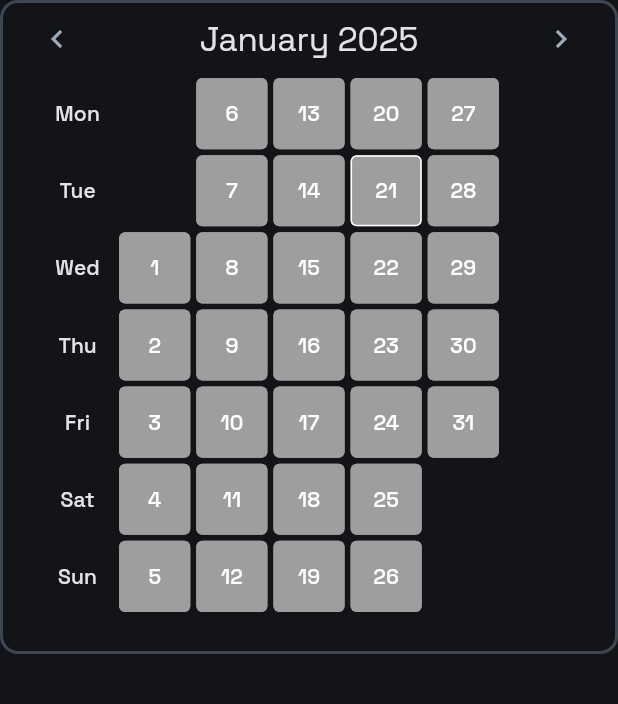
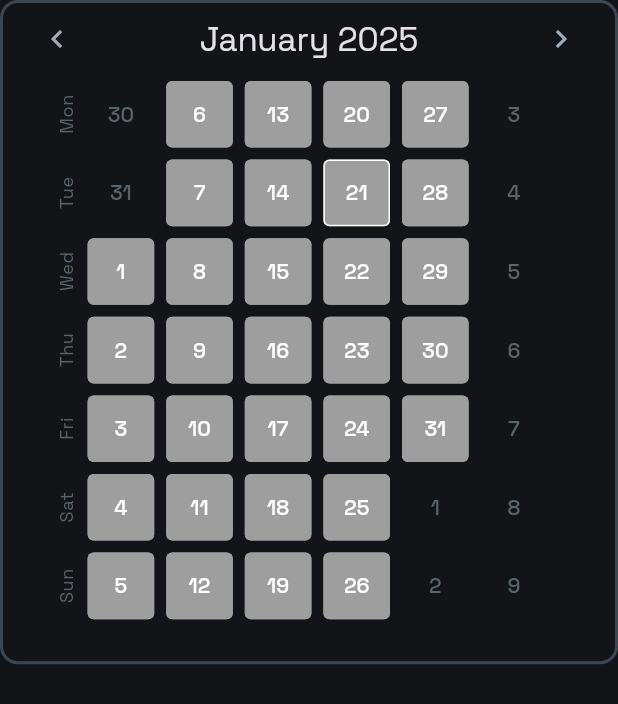
Before and after one commit to mehrzut/code_streak, a Flutter app: the _ContributionCalendarWidget widget shown alone on an empty page, opened directly with empty values, on a phone screen of 412 x 824 dp. Shown: the top 704 px of the screen. Run offline on Flutter 3.47's test engine with Material 3 defaults, Android fonts, the phone set to English and light mode, and no system bars; our stand-ins replace appwrite, bloc, custom_refresh_indicator, dio, firebase_core, firebase_messaging and 12 more; missing offline and left inert: mobile_device_identifier; accounts and stored records are empty; generated files the repository leaves out were written again; network calls fail.

Commit message:
calendar ui fix

```diff
--- a/lib/common/my_theme.dart
+++ b/lib/common/my_theme.dart
@@ -80,6 +80,7 @@ class MyTheme {
       surface: Color(0xFF1C2126),
       onSurface: Color(0xffffffff),
       onSurfaceVariant: Color(0xff9EABB8),
+      onSecondaryFixed: Color(0xff5b636b),
       tertiary: Color(0xff293038),
       onTertiary: Color(0xffffffff),
       primaryContainer: Color(0xff98C1EA),
--- a/lib/features/home/domain/entities/contributions_data.dart
+++ b/lib/features/home/domain/entities/contributions_data.dart
@@ -1,3 +1,5 @@
+import 'package:code_streak/core/extensions.dart';
+import 'package:code_streak/features/home/domain/entities/contribution_day_data.dart';
 import 'package:code_streak/features/home/domain/entities/contribution_week_data.dart';
 import 'package:freezed_annotation/freezed_annotation.dart';
 
@@ -14,4 +16,21 @@ class ContributionsData with _$ContributionsData {
 
   factory ContributionsData.empty() =>
       ContributionsData(totalContributions: 0, contributionCalendar: []);
+
+  ContributionDayData getDay(DateTime date) {
+    /// check first day of each week and decide if the date is in that week
+    /// then return the contribution day data
+    for (var week in contributionCalendar) {
+      if (date.difference(week.days.first.date) <= const Duration(days: 7)) {
+        return week.days.firstWhere(
+          (element) => element.date.isSameDayAs(date),
+          orElse: () => ContributionDayData(date: date, contributionCount: 0),
+        );
+      }
+    }
+    return ContributionDayData(date: date, contributionCount: 0);
+  }
+
+  List<ContributionDayData> get allDaysContributionData =>
+      contributionCalendar.expand((element) => element.days).toList();
 }
--- a/lib/features/home/presentation/widgets/calendar_month_widget.dart
+++ b/lib/features/home/presentation/widgets/calendar_month_widget.dart
@@ -8,35 +8,46 @@ class CalendarMonthWidget extends StatelessWidget {
       required this.allDaysContributionData,
       required this.month,
       required this.heatMapColor,
-      required this.defaultCalendarColor});
+      required this.defaultCalendarColor,
+      required this.cellSize});
   final List<ContributionDayData> allDaysContributionData;
   final DateTime month;
   final Color heatMapColor;
   final Color defaultCalendarColor;
+  final double cellSize;
 
   @override
   Widget build(BuildContext context) {
-    return LayoutBuilder(builder: (context, constraints) {
-      final cellSize = constraints.biggest.width / 7;
-      return Row(mainAxisAlignment: MainAxisAlignment.center, children: [
+    return Row(
+      mainAxisAlignment: MainAxisAlignment.start,
+      children: [
         Column(
+          crossAxisAlignment: CrossAxisAlignment.center,
           children: List.generate(
             7,
             (index) => Container(
               height: cellSize,
               width: cellSize,
               padding: const EdgeInsets.all(2),
-              child: Center(
+              child: RotatedBox(
+                quarterTurns: 3,
+                child: Align(
+                    alignment: Alignment.bottomCenter,
                     child: Text(
                       (index + 1).weekdayName(),
-                style: Theme.of(context).textTheme.labelLarge,
+                      style: Theme.of(context).textTheme.bodySmall?.copyWith(
+                            color:
+                                Theme.of(context).colorScheme.onSecondaryFixed,
+                          ),
                     )),
               ),
             ),
           ),
-        Expanded(
-          child: Row(
-            children: List.generate(month.monthLengthInWeeks, (weekIndex) {
+        ),
+        Row(
+          mainAxisSize: MainAxisSize.min,
+          mainAxisAlignment: MainAxisAlignment.center,
+          children: List.generate(6, (weekIndex) {
             final thisMonthContributionDays =
                 month.getContributionDaysOfMonth(allDaysContributionData);
             return Column(
@@ -47,7 +58,23 @@ class CalendarMonthWidget extends StatelessWidget {
 
                 if (month.firstWeekdayOfMonth > index) {
                   // previous month's days
-                    return SizedBox.square(dimension: cellSize);
+                  return SizedBox.square(
+                      dimension: cellSize,
+                      child: Center(
+                        child: Text(
+                          month.firstDayOfMonth
+                              .subtract(Duration(
+                                  days: month.firstWeekdayOfMonth - index))
+                              .day
+                              .toString(),
+                          style:
+                              Theme.of(context).textTheme.labelLarge?.copyWith(
+                                    color: Theme.of(context)
+                                        .colorScheme
+                                        .onSecondaryFixed,
+                                  ),
+                        ),
+                      ));
                 }
                 if (thisMonthContributionDays.length > i) {
                   // current month's days with data
@@ -61,7 +88,26 @@ class CalendarMonthWidget extends StatelessWidget {
                 }
                 if (i + 1 > month.monthLengthInDays) {
                   // next month's days
-                    return SizedBox.square(dimension: cellSize);
+                  return SizedBox.square(
+                      dimension: cellSize,
+                      child: Center(
+                        child: Text(
+                          month.lastDayOfMonth
+                              .add(Duration(
+                                  days: index -
+                                      month.monthLengthInDays -
+                                      month.firstWeekdayOfMonth +
+                                      1))
+                              .day
+                              .toString(),
+                          style:
+                              Theme.of(context).textTheme.labelLarge?.copyWith(
+                                    color: Theme.of(context)
+                                        .colorScheme
+                                        .onSecondaryFixed,
+                                  ),
+                        ),
+                      ));
                 }
                 // current month's days without data
                 final date = (thisMonthContributionDays.isNotEmpty
@@ -79,9 +125,8 @@ class CalendarMonthWidget extends StatelessWidget {
             );
           }),
         ),
-        )
-      ]);
-    });
+      ],
+    );
   }
 
   Color _getColor(List<ContributionDayData> currentDays, int i,
@@ -117,12 +162,12 @@ class _DayItemWidget extends StatelessWidget {
           fit: StackFit.expand,
           children: [
             Container(
-              margin: const EdgeInsets.all(2),
+              margin: const EdgeInsets.all(4),
               decoration: BoxDecoration(
                   color: defaultColor, borderRadius: BorderRadius.circular(4)),
             ),
             Container(
-              margin: const EdgeInsets.all(2),
+              margin: const EdgeInsets.all(4),
               decoration: BoxDecoration(
                 color: color,
                 borderRadius: BorderRadius.circular(4),
--- a/lib/features/home/presentation/widgets/contribution_calendar_widget.dart
+++ b/lib/features/home/presentation/widgets/contribution_calendar_widget.dart
@@ -116,7 +116,8 @@ class _ContributionCalendarWidgetState
       );
 
   Widget get _daysWidget => Padding(
-        padding: const EdgeInsets.symmetric(horizontal: 24),
+        padding: EdgeInsetsDirectional.only(
+            end: MediaQuery.sizeOf(context).width / 10),
         child: LayoutBuilder(builder: (context, constraints) {
           return BlocBuilder<CalendarMonthCubit, CalendarMonthState>(
             builder: (context, state) {
@@ -128,10 +129,11 @@ class _ContributionCalendarWidgetState
                     Expanded(
                       child: PageView.builder(
                         reverse: true,
-                        scrollDirection: Axis.horizontal,
+                        scrollDirection: Axis.vertical,
                         controller: _pageController,
                         itemBuilder: (context, index) {
                           return CalendarMonthWidget(
+                            cellSize: cellSize,
                             allDaysContributionData:
                                 state.allDaysContributionData,
                             month: state.current
```
Lines whose indentation alone changed are shown as unchanged.
